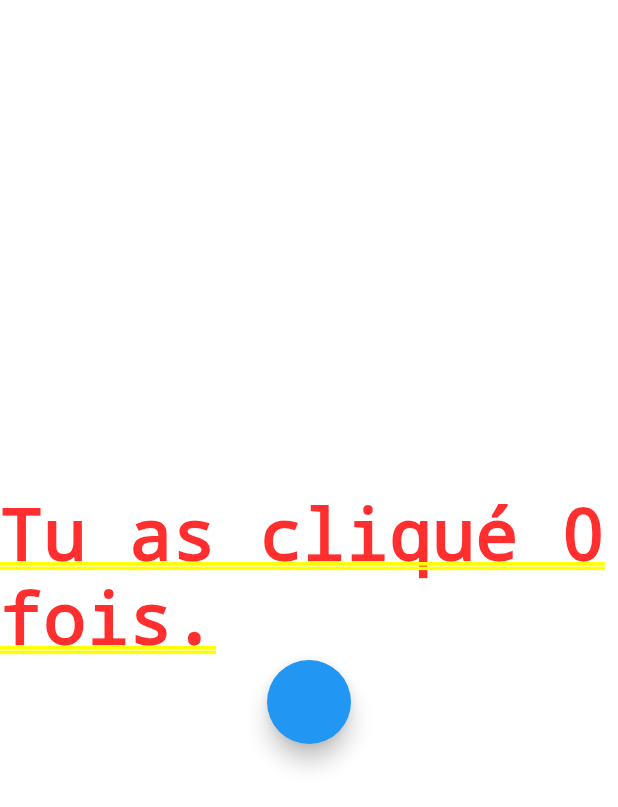
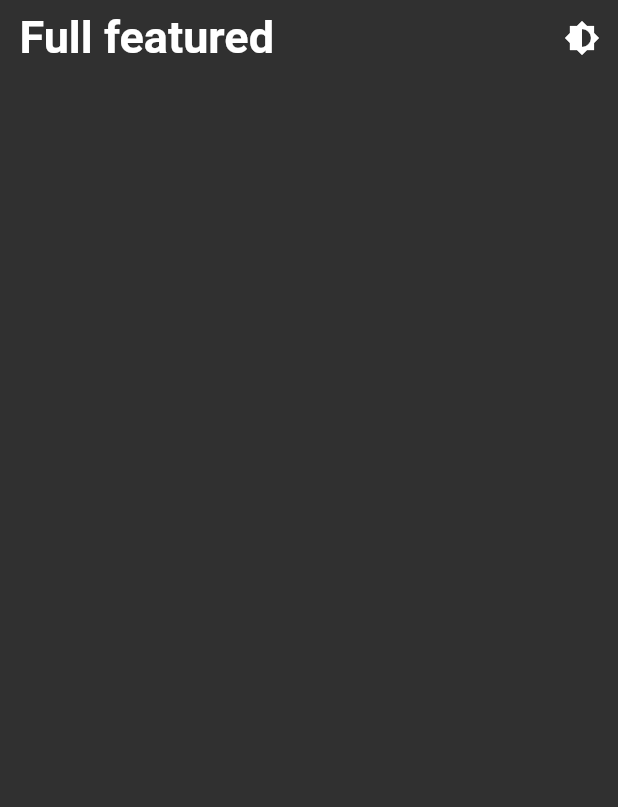
Before and after one commit to goupilAnthony/flutter-boilerplate, a Flutter app: the screen it shows after launch, on a phone screen of 412 x 824 dp. Shown: the top 807 px of the screen. Run offline on Flutter 3.47's test engine with Material 2 defaults, Android fonts, the phone set to English and light mode, and no system bars; our stand-ins replace adaptive_theme, google_fonts, mobx; generated files the repository leaves out were written again.

Commit message:
global store && dark theme

```diff
--- /dev/null
+++ b/lib/components/customAppBar.dart
@@ -0,0 +1,33 @@
+import 'package:flutter/material.dart';
+import 'package:google_fonts/google_fonts.dart';
+import 'darkModeToggle.dart';
+
+class CustomAppBar extends StatelessWidget implements PreferredSizeWidget {
+  CustomAppBar(this.toggleTheme, {this.title: "Default", this.darkmode: true});
+  final String title;
+  final bool darkmode;
+  final VoidCallback toggleTheme;
+  Size get preferredSize => Size.fromHeight(50);
+
+  @override
+  Widget build(BuildContext context) {
+    return AppBar(
+      title: Padding(
+        padding: EdgeInsets.fromLTRB(10, 0, 0, 0),
+        child: Text(
+          title,
+          style: GoogleFonts.roboto(
+            textStyle: AppBarTheme.of(context).titleTextStyle,
+          ),
+        ),
+      ),
+      elevation: 0,
+      backgroundColor: Colors.transparent,
+      titleSpacing: 3,
+      centerTitle: false,
+      actions: [
+        DarkModeToggle(darkmode, toggleTheme),
+      ],
+    );
+  }
+}
--- /dev/null
+++ b/lib/components/darkModeToggle.dart
@@ -0,0 +1,13 @@
+import 'package:flutter/material.dart';
+
+class DarkModeToggle extends StatelessWidget {
+  final bool darkmode;
+  final VoidCallback toggleDarkMode;
+  DarkModeToggle(this.darkmode, this.toggleDarkMode);
+
+  @override
+  Widget build(BuildContext context) {
+    return IconButton(
+        onPressed: toggleDarkMode, icon: Icon(Icons.brightness_6));
+  }
+}
--- a/lib/main.dart
+++ b/lib/main.dart
@@ -1,28 +1,116 @@
 import 'package:flutter/material.dart';
-import 'package:flutter_mobx/flutter_mobx.dart';
+import 'package:adaptive_theme/adaptive_theme.dart';
+import 'package:flutter/foundation.dart' show kIsWeb;
+import 'dart:io' show Platform;
+// if (Platform.isAndroid) {
+//     // Android-specific code
+//   } else if (Platform.isIOS) {
+//     // iOS-specific code
+//   }
 
+// kIsWeb
+
+import 'components/customAppBar.dart';
 import 'store/global.dart';
+
 final globalStore = GlobalStore();
 
-void main() => runApp(MyApp());
+void main() {
+  runApp(MyApp());
+}
 
 class MyApp extends StatelessWidget {
   @override
   Widget build(BuildContext context) {
-    return MaterialApp(
-      home: Container(
-        child: Center(
-          child: Column(
-            mainAxisAlignment: MainAxisAlignment.center,
-            children: [
-              Observer(builder: (_) {
-                return Text('Tu as cliqué ${globalStore.countNumber} fois.');
-              }),
-              FloatingActionButton(onPressed: globalStore.increment)
-            ],
-          )
-        )
-      )
+    return AdaptiveTheme(
+      light: ThemeData(
+        brightness: Brightness.light,
+        primarySwatch: Colors.blue,
+        accentColor: Colors.blueAccent,
+        appBarTheme: AppBarTheme(
+          titleTextStyle: TextStyle(
+            color: Colors.black,
+            fontWeight: FontWeight.bold,
+            fontSize: 25,
+          ),
+          actionsIconTheme: IconThemeData(
+            color: Colors.black,
+          ),
+        ),
+      ),
+      dark: ThemeData(
+        brightness: Brightness.dark,
+        primarySwatch: Colors.lightBlue,
+        accentColor: Colors.lightBlueAccent,
+        appBarTheme: AppBarTheme(
+          titleTextStyle: TextStyle(
+            color: Colors.white,
+            fontWeight: FontWeight.bold,
+            fontSize: 30,
+          ),
+        ),
+      ),
+      initial: AdaptiveThemeMode.dark,
+      builder: (theme, darkTheme) => MaterialApp(
+        title: 'Full featured demo app',
+        theme: theme,
+        darkTheme: darkTheme,
+        home: HomePage(),
+      ),
     );
   }
 }
+
+class HomePage extends StatefulWidget {
+  const HomePage({Key? key}) : super(key: key);
+
+  @override
+  _HomePageState createState() => _HomePageState();
+}
+
+class _HomePageState extends State<HomePage> {
+  bool darkMode = true;
+  dynamic savedThemeMode;
+
+  void initState() {
+    super.initState();
+    getCurrentTheme();
+  }
+
+  Future<bool> getCurrentTheme() async {
+    savedThemeMode = await AdaptiveTheme.getThemeMode();
+    if (savedThemeMode.toString() == 'AdaptiveThemeMode.dark') {
+      setState(() {
+        darkMode = true;
+      });
+    } else {
+      setState(() {
+        darkMode = false;
+      });
+    }
+    return darkMode;
+  }
+
+  void toggleTheme() {
+    if (darkMode) {
+      AdaptiveTheme.of(context).setLight();
+      setState(() {
+        darkMode = false;
+      });
+    } else {
+      AdaptiveTheme.of(context).setDark();
+      setState(() {
+        darkMode = true;
+      });
+    }
+  }
+
+  @override
+  Widget build(BuildContext context) {
+    return Scaffold(
+      appBar:
+          CustomAppBar(toggleTheme, title: "Full featured", darkmode: darkMode),
+      body: Container(),
+    );
+  }
+}
--- a/lib/store/global.dart
+++ b/lib/store/global.dart
@@ -1,4 +1,5 @@
 import 'package:mobx/mobx.dart';
+import 'package:adaptive_theme/adaptive_theme.dart';
 
 // Include generated file
 part 'global.g.dart';
--- a/pubspec.yaml
+++ b/pubspec.yaml
@@ -30,6 +30,9 @@ dependencies:
   cupertino_icons: ^1.0.2
   mobx: ^2.0.0
   flutter_mobx: ^2.0.0
+  adaptive_theme: ^2.2.0
+  google_fonts: ^2.1.0
+  velocity_x: ^3.2.0
 
 dev_dependencies:
   flutter_test:
```
Also changed, not shown: lib/pages/home_page.dart (added), pubspec.lock, 6 other files.
